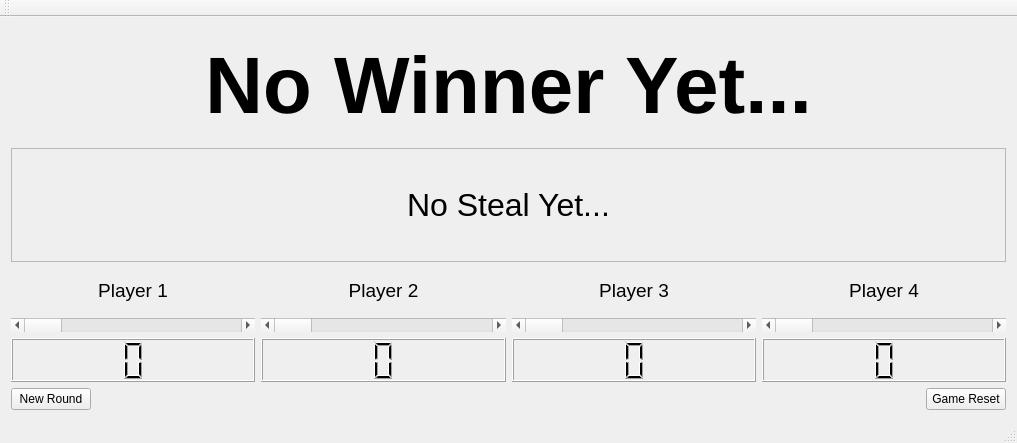
Old version of the form mainwindow.ui in the repository shaiss/MakeyMAkeyQuiz.
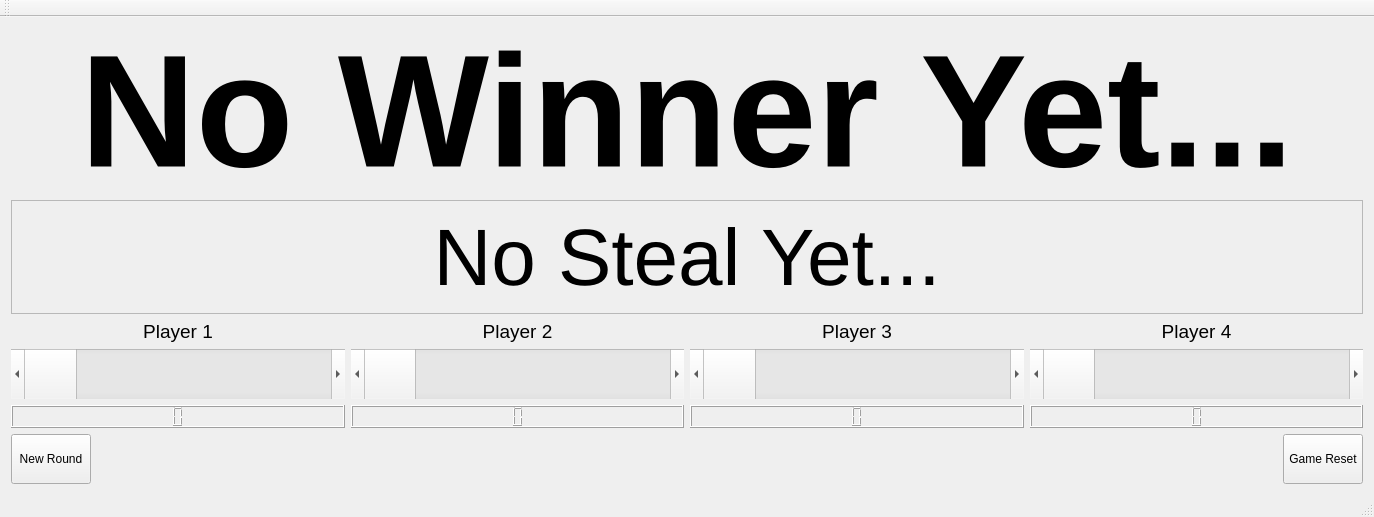
New version of the form.

Commit message: updated button layouts

Diff of the .ui file:
```diff
--- a/mainwindow.ui
+++ b/mainwindow.ui
@@ -6,8 +6,8 @@
    <rect>
     <x>0</x>
     <y>0</y>
-    <width>1017</width>
-    <height>443</height>
+    <width>1374</width>
+    <height>517</height>
    </rect>
   </property>
   <property name="sizePolicy">
@@ -16,6 +16,12 @@
     <verstretch>0</verstretch>
    </sizepolicy>
   </property>
+  <property name="minimumSize">
+   <size>
+    <width>1046</width>
+    <height>488</height>
+   </size>
+  </property>
   <property name="windowTitle">
    <string>Quiz Engine</string>
   </property>
@@ -29,9 +35,15 @@
         <verstretch>0</verstretch>
        </sizepolicy>
       </property>
+      <property name="minimumSize">
+       <size>
+        <width>0</width>
+        <height>0</height>
+       </size>
+      </property>
       <property name="font">
        <font>
-        <pointsize>60</pointsize>
+        <pointsize>120</pointsize>
         <weight>75</weight>
         <bold>true</bold>
         <kerning>true</kerning>
@@ -64,7 +76,7 @@
         <widget class="QLabel" name="steal">
          <property name="font">
           <font>
-           <pointsize>24</pointsize>
+           <pointsize>60</pointsize>
           </font>
          </property>
          <property name="text">
@@ -82,6 +94,12 @@
      <layout class="QGridLayout" name="gridLayout">
       <item row="2" column="0">
        <widget class="QScrollBar" name="sliderp1">
+        <property name="minimumSize">
+         <size>
+          <width>0</width>
+          <height>50</height>
+         </size>
+        </property>
         <property name="maximum">
          <number>5</number>
         </property>
@@ -121,6 +139,23 @@
       </item>
       <item row="2" column="2">
        <widget class="QScrollBar" name="sliderp3">
+        <property name="minimumSize">
+         <size>
+          <width>0</width>
+          <height>50</height>
+         </size>
+        </property>
+        <property name="baseSize">
+         <size>
+          <width>0</width>
+          <height>0</height>
+         </size>
+        </property>
+        <property name="font">
+         <font>
+          <pointsize>8</pointsize>
+         </font>
+        </property>
         <property name="maximum">
          <number>5</number>
         </property>
@@ -149,6 +184,23 @@
       </item>
       <item row="2" column="1">
        <widget class="QScrollBar" name="sliderp2">
+        <property name="minimumSize">
+         <size>
+          <width>0</width>
+          <height>50</height>
+         </size>
+        </property>
+        <property name="baseSize">
+         <size>
+          <width>0</width>
+          <height>0</height>
+         </size>
+        </property>
+        <property name="font">
+         <font>
+          <pointsize>8</pointsize>
+         </font>
+        </property>
         <property name="maximum">
          <number>5</number>
         </property>
@@ -162,6 +214,23 @@
       </item>
       <item row="2" column="3">
        <widget class="QScrollBar" name="sliderp4">
+        <property name="minimumSize">
+         <size>
+          <width>0</width>
+          <height>50</height>
+         </size>
+        </property>
+        <property name="baseSize">
+         <size>
+          <width>0</width>
+          <height>0</height>
+         </size>
+        </property>
+        <property name="font">
+         <font>
+          <pointsize>8</pointsize>
+         </font>
+        </property>
         <property name="maximum">
          <number>5</number>
         </property>
@@ -253,6 +322,12 @@
           <verstretch>0</verstretch>
          </sizepolicy>
         </property>
+        <property name="minimumSize">
+         <size>
+          <width>0</width>
+          <height>50</height>
+         </size>
+        </property>
         <property name="text">
          <string>New Round</string>
         </property>
@@ -273,6 +348,12 @@
       </item>
       <item>
        <widget class="QPushButton" name="btnGameReset">
+        <property name="minimumSize">
+         <size>
+          <width>0</width>
+          <height>50</height>
+         </size>
+        </property>
         <property name="text">
          <string>Game Reset</string>
         </property>
```
Left out of the diff: 4 changed lines with no effect on the pictures. The commit also changes 7 other files.
